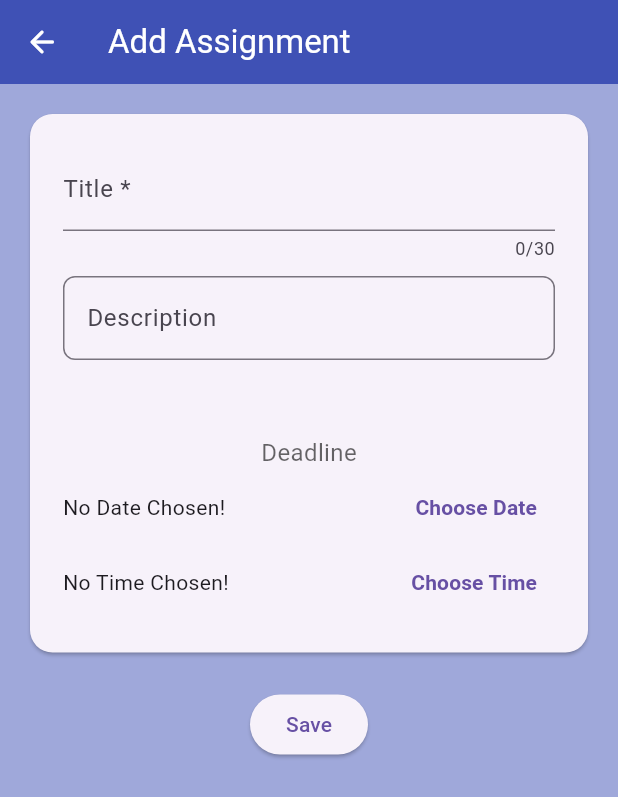
After one commit to YukeeHong/DSG, a Flutter app: the AssignmentTracker screen opened by its route, after a tap on "Add Assignment", on a phone screen of 412 x 824 dp. The commit adds this screen. Shown: the top 797 px of the screen. Run offline on Flutter 3.47's test engine with Material 3 defaults, Android fonts, the phone set to English and light mode, and no system bars; our stand-ins replace flutter_local_notifications, hive, hive_flutter, shared_preferences, table_calendar, timezone; missing offline and left inert: flutter_timer_countdown; accounts and stored records are empty.

Commit message:
Integrated daily quotes Added assignment tracker page Added modify assignments page Added abilities to add and delete assignments

```diff
--- a/lib/main.dart
+++ b/lib/main.dart
@@ -2,8 +2,7 @@
 import 'package:flutter/material.dart';
 // Import Hive
 import 'package:hive_flutter/hive_flutter.dart';
-import 'package:nus_orbital_chronos/pages/grade_point_settings.dart';
-import 'package:nus_orbital_chronos/services/grade_points.dart';
+import 'package:nus_orbital_chronos/pages/assignment_tracker.dart';
 // Import Provider
 import 'package:provider/provider.dart';
 
@@ -15,6 +14,7 @@ import 'package:nus_orbital_chronos/pages/break_time.dart';
 import 'package:nus_orbital_chronos/pages/budget_planner.dart';
 import 'package:nus_orbital_chronos/pages/schedule.dart';
 import 'package:nus_orbital_chronos/pages/gpa_calc.dart';
+import 'package:nus_orbital_chronos/pages/daily_quote.dart';
 
 // Import services
 import 'package:nus_orbital_chronos/services/timer_data.dart';
@@ -23,6 +23,8 @@ import 'package:nus_orbital_chronos/services/event_provider.dart';
 import 'package:nus_orbital_chronos/services/event.dart';
 import 'package:nus_orbital_chronos/services/semester.dart';
 import 'package:nus_orbital_chronos/services/course.dart';
+import 'package:nus_orbital_chronos/services/grade_points.dart';
+import 'package:nus_orbital_chronos/services/assignment.dart';
 
 void main() async {
   // Ensure that Flutter binding is initialized
@@ -37,6 +39,7 @@ void main() async {
   Hive.registerAdapter(SemesterAdapter());
   Hive.registerAdapter(CourseAdapter());
   Hive.registerAdapter(GradePointsAdapter());
+  Hive.registerAdapter(AssignmentAdapter());
 
   // Open Hive boxes
   await Hive.openBox<Bill>('Bills'); // TypeId: 0
@@ -44,6 +47,7 @@ void main() async {
   await Hive.openBox<Semester>('Semesters'); // TypeId: 2
   await Hive.openBox<Course>('Courses'); // TypeId: 3
   await Hive.openBox<GradePoints>('GradePoints'); // TypeId: 4
+  await Hive.openBox<Assignment>('Assignments'); // TypeId: 5
 
   runApp(ChangeNotifierProvider(
     create: (context) => EventProvider(),
@@ -56,6 +60,8 @@ void main() async {
           '/budget_planner': (context) => BudgetPlanner(),
           '/schedule': (context) => CalendarPage(),
           '/gpa_calc': (context) => GPACalc(),
+          '/daily_quote': (context) => DailyQuote(),
+          '/assignment_tracker': (context) => AssignmentTracker(),
         },
 
         onGenerateRoute: (settings) {
--- /dev/null
+++ b/lib/pages/assignment_tracker.dart
@@ -0,0 +1,101 @@
+import 'package:flutter/material.dart';
+import 'package:hive_flutter/hive_flutter.dart';
+import 'package:nus_orbital_chronos/pages/assignment_details.dart';
+import 'package:nus_orbital_chronos/pages/modify_assignment.dart';
+import 'package:nus_orbital_chronos/services/assignment.dart';
+
+class AssignmentTracker extends StatefulWidget {
+  const AssignmentTracker({super.key});
+
+  @override
+  State<AssignmentTracker> createState() => _AssignmentTrackerState();
+}
+
+class _AssignmentTrackerState extends State<AssignmentTracker> {
+  late Box<Assignment> assignmentsBox;
+
+  @override
+  void initState() {
+    super.initState();
+    assignmentsBox = Hive.box<Assignment>('Assignments');
+  }
+
+  @override
+  Widget build(BuildContext context) {
+    return Scaffold(
+      backgroundColor: Colors.indigo[200],
+      appBar: AppBar(
+        title: const Text('Assignment Tracker', style: TextStyle(color: Colors.white)),
+        backgroundColor: Colors.indigo,
+        leading: IconButton(
+          icon: const Icon(Icons.arrow_back_rounded),
+          color: Colors.white,
+          onPressed: () { Navigator.pop(context); },
+        ),
+      ),
+      body: Padding(
+        padding: const EdgeInsets.all(16.0),
+        child: Container(
+          width: double.infinity,
+          child: Column(
+            children: <Widget>[
+              ElevatedButton(
+                onPressed: () {
+                  Navigator.push(
+                    context,
+                    MaterialPageRoute(
+                      builder: (context) => ModifyAssignment(prefix: 'Add'),
+                    ),
+                  );
+                },
+                child: Text('Add Assignment'),
+              ),
+              Expanded(
+                child: ValueListenableBuilder(
+                  valueListenable: assignmentsBox.listenable(),
+                  builder: (context, Box<Assignment> box, _) {
+                    var assignments = box.values.toList();
+                    //assignments.sort((a, b) => a.sem.compareTo(b.sem));  sort based on time
+                    return ListView.builder(
+                      itemCount: assignments.length,
+                      itemBuilder: (context, index) {
+                        final assignment = assignments[index];
+                        return Padding(
+                          padding: const EdgeInsets.symmetric(vertical: 5.0, horizontal: 4.0),
+                          child: Card(
+                            shape: RoundedRectangleBorder(
+                              borderRadius: BorderRadius.circular(15.0),
+                            ),
+                            child: ListTile(
+                              title: Text(assignment.title),
+                              subtitle: Text('Deadline: ${assignment.due.toString()}'),
+                              trailing: IconButton(
+                                icon: Icon(Icons.delete),
+                                onPressed: () {
+                                  assignmentsBox.delete(assignment.id);
+                                  setState(() {});
+                                },
+                              ),
+                              onTap: () {
+                                Navigator.push(
+                                  context,
+                                  MaterialPageRoute(
+                                    builder: (context) => ModifyAssignment(prefix: 'Edit'),
+                                  ),
+                                );
+                              },
+                            ),
+                          ),
+                        );
+                      }
+                    );
+                  },
+                ),
+              ),
+            ],
+          ),
+        ),
+      ),
+    );
+  }
+}
--- a/lib/pages/home.dart
+++ b/lib/pages/home.dart
@@ -15,6 +15,8 @@ class _HomeState extends State<Home> {
     Service(title: 'Budget Planner', location: '/budget_planner', appIcon: 'dollar.png'),
     Service(title: 'Schedule', location: '/schedule', appIcon: 'calendar.png'),
     Service(title: 'GPA Calculator', location: '/gpa_calc', appIcon: 'tomato.png'),
+    Service(title: 'Assignment Tracker', location: '/assignment_tracker', appIcon: 'tomato.png'),
+    Service(title: 'Daily Quote', location: '/daily_quote', appIcon: 'tomato.png'),
   ];
 
   Widget build(BuildContext context) {
--- /dev/null
+++ b/lib/pages/modify_assignment.dart
@@ -0,0 +1,195 @@
+import 'package:flutter/material.dart';
+import 'dart:async';
+import 'package:intl/intl.dart';
+import 'package:hive_flutter/hive_flutter.dart';
+import 'package:nus_orbital_chronos/services/assignment.dart';
+
+class ModifyAssignment extends StatefulWidget {
+  final String? prefix;
+  const ModifyAssignment({super.key, this.prefix});
+
+  @override
+  State<ModifyAssignment> createState() => _ModifyAssignmentState();
+}
+
+class _ModifyAssignmentState extends State<ModifyAssignment> {
+  DateTime? _selectedDate;
+  TimeOfDay? _selectedTime;
+  bool? isAM;
+  final _titleController = TextEditingController();
+  final _descriptionController = TextEditingController();
+  late Box<Assignment> assignmentsBox;
+
+  @override
+  void initState() {
+    super.initState();
+    assignmentsBox = Hive.box<Assignment>('Assignments');
+  }
+
+  void _pickDate() {
+    showDatePicker(
+      context: context,
+      initialDate: DateTime.now(),
+      firstDate: DateTime.now(),
+      lastDate: DateTime(2040),
+    ).then((pickedDate) {
+      if (pickedDate == null) {
+        return;
+      }
+      setState(() {
+        _selectedDate = pickedDate;
+      });
+    });
+  }
+
+  Future<void> _pickTime() async {
+    TimeOfDay? pickedTime = await showTimePicker(
+      context: context,
+      initialTime: _selectedTime == null ? TimeOfDay.now() : _selectedTime!,
+    );
+
+    if (pickedTime != null) {
+      _selectedTime = pickedTime;
+      _selectedTime!.hour < 12 ? isAM = true : isAM = false;
+      setState(() {});
+    }
+  }
+
+  void _saveAssignment() {
+    var assignments = assignmentsBox.values.toList();
+    assignments.sort((a, b) => a.id.compareTo(b.id));
+    int firstEmpty = 1;
+    for (Assignment assignment in assignments) {
+      if (assignment.id == firstEmpty) {
+        firstEmpty++;
+      } else {
+        break;
+      }
+    }
+
+    if (_titleController.text.isEmpty) {
+      ScaffoldMessenger.of(context).showSnackBar(
+        SnackBar(content: Text('Title cannot be empty!')),
+      );
+      return;
+    }
+
+    final String title = _titleController.text;
+    final String description = _descriptionController.text;
+    final DateTime deadline = _selectedDate!.add(Duration(hours: _selectedTime!.hour, minutes: _selectedTime!.minute));
+    final assignment = Assignment(title: title, description: description, due: deadline, id: firstEmpty);
+
+    assignmentsBox.put(firstEmpty, assignment);
+    Navigator.pop(context);
+  }
+
+  @override
+  Widget build(BuildContext context) {
+    return Scaffold(
+      backgroundColor: Colors.indigo[200],
+      appBar: AppBar(
+        title: Text('${widget.prefix} Assignment', style: TextStyle(color: Colors.white)),
+        backgroundColor: Colors.indigo,
+        leading: IconButton(
+          icon: const Icon(Icons.arrow_back_rounded),
+          color: Colors.white,
+          onPressed: () { Navigator.pop(context); },
+        ),
+      ),
+      body: Padding(
+        padding: const EdgeInsets.all(16.0),
+        child: Column(
+          children: <Widget>[
+            Card(
+              shape: RoundedRectangleBorder(
+                borderRadius: BorderRadius.circular(15.0),
+              ),
+              child: Padding(
+                padding: EdgeInsets.all(22.0),
+                child: Column(
+                  children: <Widget>[
+                    TextField(
+                      controller: _titleController,
+                      decoration: InputDecoration(labelText: 'Title *'),
+                      maxLength: 30,
+                    ),
+                    SizedBox(height: 10),
+                    TextField(
+                      controller: _descriptionController,
+                      decoration: InputDecoration(
+                        labelText: 'Description',
+                        border: OutlineInputBorder(
+                          borderRadius: BorderRadius.circular(8),
+                          borderSide: BorderSide(width: 1),
+                        ),
+                      ),
+                      minLines: 1,
+                      maxLines: 5,
+                    ),
+                    SizedBox(height: 50),
+                    Text('Deadline', style: TextStyle(fontSize: 16, color: Colors.black.withOpacity(0.6))),
+                    Container(
+                      height: 50,
+                      child: Row(
+                        children: <Widget>[
+                          Expanded(
+                            child: Text(
+                              _selectedDate == null
+                                  ? 'No Date Chosen!'
+                                  : DateFormat.yMMMd().format(_selectedDate!),
+                            ),
+                          ),
+                          TextButton(
+                            style: TextButton.styleFrom(
+                              foregroundColor: Theme.of(context).primaryColor,
+                            ),
+                            child: Text(
+                              'Choose Date',
+                              style: TextStyle(fontWeight: FontWeight.bold),
+                            ),
+                            onPressed: _pickDate,
+                          ),
+                        ],
+                      ),
+                    ),
+                    Container(
+                      height: 50,
+                      child: Row(
+                        children: <Widget>[
+                          Expanded(
+                            child: Text(
+                              _selectedTime == null
+                                  ? 'No Time Chosen!'
+                                  : (isAM!
+                                  ? '${_selectedTime!.toString().substring(10, 15)} AM'
+                                  : '${_selectedTime!.hour - 12}:${_selectedTime!.minute} PM'),
+                            ),
+                          ),
+                          TextButton(
+                            style: TextButton.styleFrom(
+                              foregroundColor: Theme.of(context).primaryColor,
+                            ),
+                            child: Text(
+                              'Choose Time',
+                              style: TextStyle(fontWeight: FontWeight.bold),
+                            ),
+                            onPressed: _pickTime,
+                          ),
+                        ],
+                      ),
+                    ),
+                  ],
+                ),
+              ),
+            ),
+            SizedBox(height: 20),
+            ElevatedButton(
+              onPressed: _saveAssignment,
+              child: Text('Save'),
+            ),
+          ],
+        ),
+      ),
+    );
+  }
+}
--- /dev/null
+++ b/lib/services/assignment.dart
@@ -0,0 +1,25 @@
+import 'package:hive/hive.dart';
+
+part 'assignment.g.dart';
+
+@HiveType(typeId: 5)
+class Assignment extends HiveObject {
+  @HiveField(0)
+  final String title;
+
+  @HiveField(1)
+  final String description;
+
+  @HiveField(2)
+  final DateTime due;
+
+  @HiveField(3)
+  final int id;
+
+  Assignment({
+    required this.title,
+    required this.description,
+    required this.due,
+    required this.id,
+  });
+}
--- /dev/null
+++ b/lib/services/scheduler_service.dart
@@ -0,0 +1,86 @@
+import 'package:flutter_local_notifications/flutter_local_notifications.dart';
+import 'package:shared_preferences/shared_preferences.dart';
+import 'package:nus_orbital_chronos/services/quote_service.dart';
+import 'package:timezone/timezone.dart' as tz;
+
+class SchedulerService {
+  final FlutterLocalNotificationsPlugin _notificationsPlugin = FlutterLocalNotificationsPlugin();
+
+  SchedulerService() {
+    final initializationSettingsAndroid = AndroidInitializationSettings('@mipmap/ic_launcher');
+    final initializationSettingsIOS = DarwinInitializationSettings();
+    final initializationSettings = InitializationSettings(android: initializationSettingsAndroid, iOS: initializationSettingsIOS);
+
+    _notificationsPlugin.initialize(initializationSettings);
+  }
+
+  Future<void> scheduleDailyNotification() async {
+    final quoteService = QuoteService();
+    final quote = await quoteService.fetchQuote();
+
+    await _saveQuote(quote);
+
+    final time = Time(8, 0, 0); // 8:00 AM
+    final androidDetails = AndroidNotificationDetails(
+      'daily_quote',
+      'Daily Quote',
+      channelDescription: 'Daily quote notification',
+    );
+    final iOSDetails = DarwinNotificationDetails();
+    final notificationDetails = NotificationDetails(android: androidDetails, iOS: iOSDetails);
+
+    await _notificationsPlugin.zonedSchedule(
+      0,
+      'Daily Quote',
+      quote,
+      _nextInstanceOfTime(time),
+      notificationDetails,
+      androidAllowWhileIdle: true,
+      matchDateTimeComponents: DateTimeComponents.time,
+      uiLocalNotificationDateInterpretation: UILocalNotificationDateInterpretation.absoluteTime,
+    );
+  }
+
+  Future<void> _saveQuote(String quote) async {
+    final prefs = await SharedPreferences.getInstance();
+    final now = DateTime.now();
+    final date = '${now.year}-${now.month}-${now.day}';
+    final quotes = prefs.getStringList('daily_quotes_$date') ?? [];
+    quotes.add(quote);
+    await prefs.setStringList('daily_quotes_$date', quotes);
+  }
+
+  tz.TZDateTime _nextInstanceOfTime(Time time) {
+    final now = tz.TZDateTime.now(tz.local);
+    final scheduledDate = tz.TZDateTime(tz.local, now.year, now.month, now.day, time.hour, time.minute, time.second);
+    return scheduledDate.isBefore(now) ? scheduledDate.add(Duration(days: 1)) : scheduledDate;
+  }
+
+  Future<void> setNotificationTime(Time time) async {
+    final prefs = await SharedPreferences.getInstance();
+    await prefs.setInt('notification_hour', time.hour);
+    await prefs.setInt('notification_minute', time.minute);
+  }
+
+  Future<Time> getNotificationTime() async {
+    final prefs = await SharedPreferences.getInstance();
+    final hour = prefs.getInt('notification_hour') ?? 8;
+    final minute = prefs.getInt('notification_minute') ?? 0;
+    return Time(hour, minute, 0);
+  }
+
+  Future<List<String>> getQuotesByDate(DateTime date) async {
+    final prefs = await SharedPreferences.getInstance();
+    final dateString = '${date.year}-${date.month}-${date.day}';
+    return prefs.getStringList('daily_quotes_$dateString') ?? [];
+  }
+
+  Future<List<DateTime>> getAllQuoteDates() async {
+    final prefs = await SharedPreferences.getInstance();
+    final keys = prefs.getKeys().where((key) => key.startsWith('daily_quotes_')).toList();
+    return keys.map((key) {
+      final dateParts = key.replaceFirst('daily_quotes_', '').split('-');
+      return DateTime(int.parse(dateParts[0]), int.parse(dateParts[1]), int.parse(dateParts[2]));
+    }).toList();
+  }
+}
--- a/pubspec.yaml
+++ b/pubspec.yaml
@@ -36,6 +36,10 @@ dependencies:
   table_calendar: ^3.0.2
   provider: ^6.0.1
   path_provider: ^2.0.0
+  shared_preferences: ^2.0.6
+  flutter_local_notifications: ^12.0.4
+  timezone: ^0.9.4
+  google_fonts: ^2.1.0
 
 
   # The following adds the Cupertino Icons font to your application.
```
Also changed, not shown: lib/pages/daily_quote.dart (added, +157 -0 lines), lib/services/quote_service.dart (added, +17 -0 lines), lib/pages/assignment_details.dart (added), lib/services/assignment.g.dart (added), pubspec.lock, 2 other files.
